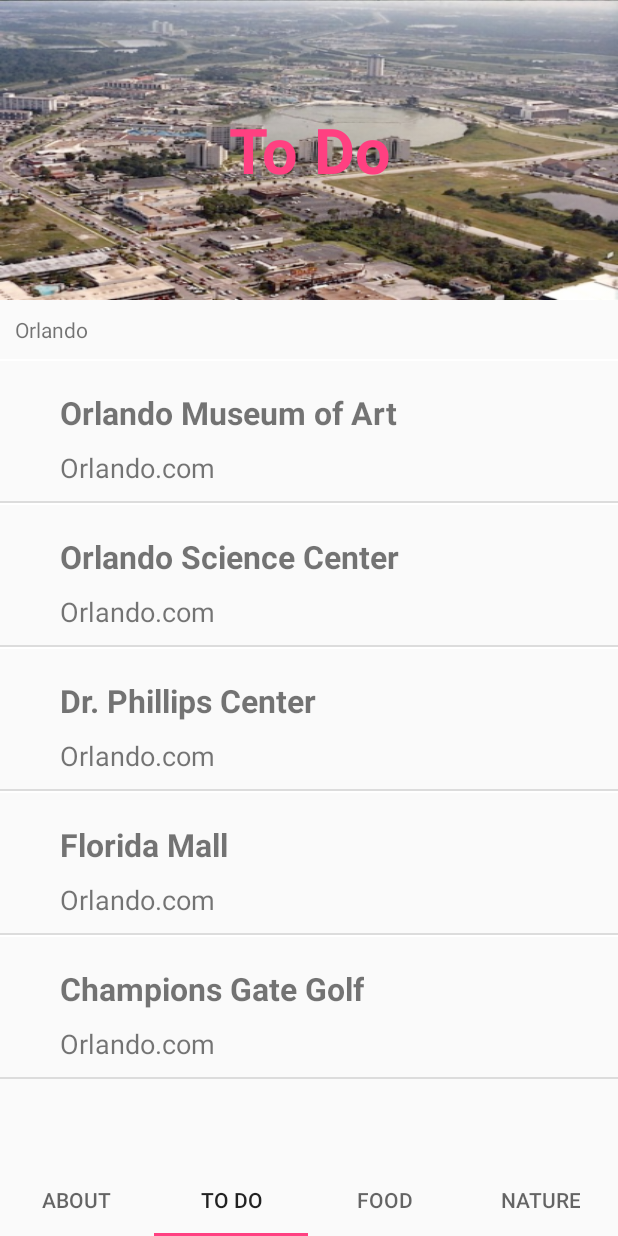
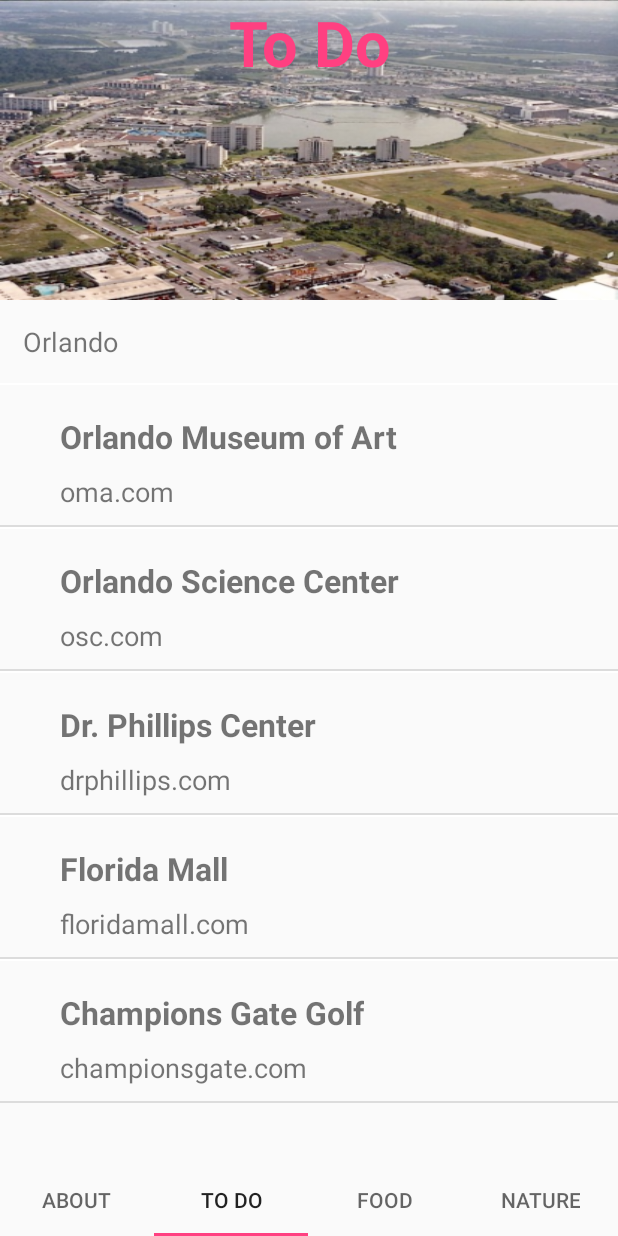
Before and after one commit to ericdgood/Beyond-the-Themes, an Android app: the screen it shows after launch (MainActivity), item 2 of the bottom bar chosen, on a phone screen of 412 x 824 dp. Run offline under Robolectric (Android 15) with nearby library versions, the light colour scheme and no system bars.

Commit message:
updated list and updated listview and tab view

```diff
--- a/app/src/main/java/com/example/android/beyondthethemes/AboutFragment.java
+++ b/app/src/main/java/com/example/android/beyondthethemes/AboutFragment.java
@@ -44,11 +44,11 @@
 //        CREATING ARRAYLIST FOR ABOUT
         final ArrayList<Place> place = new ArrayList<Place>();
 
-        place.add(new Place(R.drawable.eola, "Lake Eola", "Lake Eola"));
-        place.add(new Place(R.drawable.library, "Orange County Library", "Orlando.com"));
-        place.add(new Place(R.drawable.dt, "Downtown Orlando Info Center", "Orlando.com"));
-        place.add(new Place(R.drawable.garden, "Winter Garden Heritage Foundation", "Orlando.com"));
-        place.add(new Place(R.drawable.amway, "Amyway Center", "Orlando.com"));
+        place.add(new Place(R.drawable.eola, "Lake Eola", "OrangeCounty.com"));
+        place.add(new Place(R.drawable.library, "Orange County Library", "ocls.com"));
+        place.add(new Place(R.drawable.dt, "Downtown Orlando Info Center", "orlandoinfo.com"));
+        place.add(new Place(R.drawable.garden, "Winter Garden Heritage Foundation", "witergardenfl.com"));
+        place.add(new Place(R.drawable.amway, "Amyway Center", "amway.com"));
 
         Place_Adapter adapter = new Place_Adapter(getActivity(), place);
 
--- a/app/src/main/java/com/example/android/beyondthethemes/FoodFragment.java
+++ b/app/src/main/java/com/example/android/beyondthethemes/FoodFragment.java
@@ -43,11 +43,11 @@
 //        CREATING ARRAYLIST FOR ABOUT
         final ArrayList<Place> place = new ArrayList<Place>();
 
-        place.add(new Place(R.drawable.publix,"Publix Super Market", "Orlando.com"));
-        place.add(new Place(R.drawable.kobe,"Kobes Steak House", "Orlando.com"));
-        place.add(new Place(R.drawable.marlows,"Marlow's Tavern", "Orlando.com"));
-        place.add(new Place(R.drawable.tflats,   "Tijuana Flats", "Orlando.com"));
-        place.add(new Place(R.drawable.hard,"Hard Rock Cafe", "Orlando.com"));
+        place.add(new Place(R.drawable.publix,"Publix Super Market", "Publix.com"));
+        place.add(new Place(R.drawable.kobe,"Kobes Steak House", "Kobes.com"));
+        place.add(new Place(R.drawable.marlows,"Marlow's Tavern", "Marlows.com"));
+        place.add(new Place(R.drawable.tflats,   "Tijuana Flats", "Tflats.com"));
+        place.add(new Place(R.drawable.hard,"Hard Rock Cafe", "Hardrock.com"));
 
         Place_Adapter adapter = new Place_Adapter(getActivity(), place);
 
--- a/app/src/main/java/com/example/android/beyondthethemes/NatureFragment.java
+++ b/app/src/main/java/com/example/android/beyondthethemes/NatureFragment.java
@@ -43,11 +43,11 @@
 //        CREATING ARRAYLIST FOR ABOUT
         final ArrayList<Place> place = new ArrayList<Place>();
 
-        place.add(new Place(R.drawable.gator, "Gatorland", "Orlando.com"));
-        place.add(new Place(R.drawable.owc, "Orlando Watersports Complex", "Orlando.com"));
-        place.add(new Place(R.drawable.air, "Central Florida Air boats", "Orlando.com"));
-        place.add(new Place(R.drawable.springs, "Wekiva Springs", "Orlando.com"));
-        place.add(new Place(R.drawable.zoo, "Central Florida Zoo", "Orlando.com"));
+        place.add(new Place(R.drawable.gator, "Gatorland", "gatorland.com"));
+        place.add(new Place(R.drawable.owc, "Orlando Watersports Complex", "owc.com"));
+        place.add(new Place(R.drawable.air, "Central Florida Air boats", "cflairboats.com"));
+        place.add(new Place(R.drawable.springs, "Wekiva Springs", "wekiva.com"));
+        place.add(new Place(R.drawable.zoo, "Central Florida Zoo", "cflzoo.com"));
 
         Place_Adapter adapter = new Place_Adapter(getActivity(), place);
 
--- a/app/src/main/java/com/example/android/beyondthethemes/TodoFragment.java
+++ b/app/src/main/java/com/example/android/beyondthethemes/TodoFragment.java
@@ -43,11 +43,11 @@
 //        CREATING ARRAYLIST FOR ABOUT
         final ArrayList<Place> place = new ArrayList<Place>();
 
-        place.add(new Place( "Orlando Museum of Art", "Orlando.com"));
-        place.add(new Place( "Orlando Science Center", "Orlando.com"));
-        place.add(new Place( "Dr. Phillips Center", "Orlando.com"));
-        place.add(new Place( "Florida Mall", "Orlando.com"));
-        place.add(new Place( "Champions Gate Golf", "Orlando.com"));
+        place.add(new Place( "Orlando Museum of Art", "oma.com"));
+        place.add(new Place( "Orlando Science Center", "osc.com"));
+        place.add(new Place( "Dr. Phillips Center", "drphillips.com"));
+        place.add(new Place( "Florida Mall", "floridamall.com"));
+        place.add(new Place( "Champions Gate Golf", "championsgate.com"));
 
         Place_Adapter adapter = new Place_Adapter(getActivity(), place);
 
--- a/app/src/main/res/layout/activity_main.xml
+++ b/app/src/main/res/layout/activity_main.xml
@@ -9,7 +9,7 @@
         android:id="@+id/viewpager"
         android:layout_width="match_parent"
         android:layout_height="0dp"
-        android:layout_weight="1"/>
+        android:layout_weight="1" />
 
     <android.support.design.widget.TabLayout
         android:id="@+id/sliding_tabs"
--- a/app/src/main/res/layout/place_list.xml
+++ b/app/src/main/res/layout/place_list.xml
@@ -21,7 +21,7 @@
             android:id="@+id/tab_title"
             android:layout_width="match_parent"
             android:layout_height="200dp"
-            android:gravity="center"
+            android:gravity="center_horizontal"
             android:textColor="@color/colorAccent"
             android:textSize="42sp"
             android:textStyle="bold"
@@ -33,7 +33,8 @@
             android:layout_height="wrap_content"
             tools:text="Lorem Ipsum is simply dummy text of the printing and typesetting industry. Lorem Ipsum has been the industry's standard dummy text ever since the 1500s, when an unknown printer took a galley of type and scrambled it to make a type specimen book. "
             android:layout_below="@+id/tab_title"
-            android:padding="10dp" />
+            android:textSize="18sp"
+            android:padding="15dp" />
 
     </RelativeLayout>
 
```
